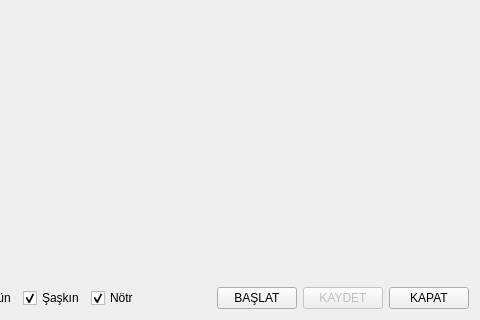
First picture: the form in ui/videoFileDialog.ui, repository KTUN-BP/DuyguDurumAnaliz, before the edit; both pictures show x 636 to 1116 and y 500 to 820 of the 1116 by 820 pixel window.
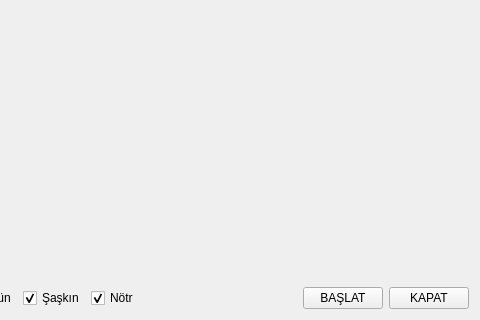
Second picture: the form after the edit.

```diff
--- a/ui/videoFileDialog.ui
+++ b/ui/videoFileDialog.ui
@@ -247,16 +247,6 @@
          </property>
         </widget>
        </item>
-       <item>
-        <widget class="QPushButton" name="pushButtonSave">
-         <property name="enabled">
-          <bool>false</bool>
-         </property>
-         <property name="text">
-          <string>KAYDET</string>
-         </property>
-        </widget>
-       </item>
        <item>
         <widget class="QPushButton" name="pushButtonClose">
          <property name="text">
```
